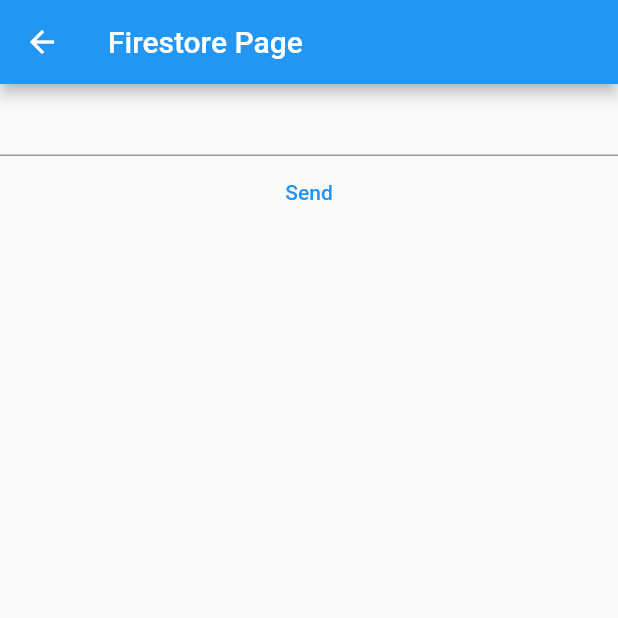
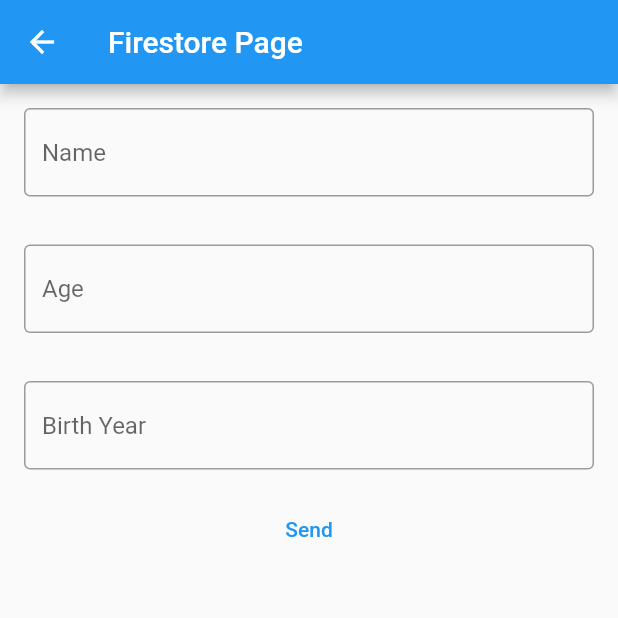
Before and after one commit to StorytellingApp/Audioasis, a Flutter app: the FirePageTest screen opened directly, after a tap on "Send", on a phone screen of 412 x 824 dp, the top half of it. Run offline on Flutter 3.47's test engine with Material 2 defaults, Android fonts, the phone set to English and light mode, and no system bars; our stand-ins replace audioplayers, cloud_firestore, email_validator, firebase_auth, firebase_core, firebase_storage; accounts and stored records are empty.

Commit message:
Added Version 1 of Firestore Reads

```diff
--- a/lib/firestore_test_page.dart
+++ b/lib/firestore_test_page.dart
@@ -17,13 +17,19 @@ class FirePageTest extends StatefulWidget {
 
 class _FirePageTestState extends State<FirePageTest> {
   final firstController = TextEditingController();
+  final secondController = TextEditingController();
+  final dateController = TextEditingController();
 
   @override
   void dispose(){
     firstController.dispose();
+    secondController.dispose();
+    dateController.dispose();
 
     super.dispose();
   }
+
+  //TODO: add validation
 
   @override
   Widget build(BuildContext context) {
@@ -36,12 +42,34 @@ class _FirePageTestState extends State<FirePageTest> {
           child: Column(
             mainAxisAlignment: MainAxisAlignment.center,
             children: [
-              TextFormField(controller: firstController,),
+              Padding(
+                padding: const EdgeInsets.all(16),
+                child: TextFormField(controller: firstController,
+                  decoration: const InputDecoration(border: OutlineInputBorder(),
+                      hintText: 'Name'),
+                ),
+              ),
+              Padding(
+                padding: const EdgeInsets.all(16),
+                child: TextFormField(controller: secondController,
+                  decoration: const InputDecoration(border: OutlineInputBorder(),
+                      hintText: 'Age'),
+                ),
+              ),
+              Padding(
+                padding: const EdgeInsets.all(16),
+                child: TextFormField(controller: dateController,
+                  decoration: const InputDecoration(border: OutlineInputBorder(),
+                      hintText: 'Birth Year'),
+                ),
+              ),
               TextButton(
                 onPressed: () {
                   final name = firstController.text.trim();
+                  final age = secondController.text.trim();
+                  final year = dateController.text.trim();
 
-                  createUser(name: name);
+                  createUser(name: name, age: age, birthYear: year);
                 },
                 child: const Text('Send'),
               ),
@@ -52,13 +80,13 @@ class _FirePageTestState extends State<FirePageTest> {
     );
   }
 
-  Future createUser({required String name}) async {
+  Future createUser({required String name, required String age, required String birthYear}) async {
     final docTest = FirebaseFirestore.instance.collection('test').doc();
 
     final json = {
       'name': name,
-      'age': 22,
-      'birthday':DateTime(2000,5,9),
+      'age': age,
+      'birthday':birthYear,
       'id': docTest.id,
     };
 
--- a/lib/utils.dart
+++ b/lib/utils.dart
@@ -13,3 +13,17 @@ class Utils {
     ..showSnackBar(snackBar);
   }
 }
+
+class PlaylistTest {
+  Map<String,String> stories = {};
+
+  void addItem({required String name, required String downloadURL}){
+    Map<String,String> temp = {name: downloadURL};
+    stories.addAll(temp);
+  }
+
+  Iterable<MapEntry<String,String>> getItems() {
+    return stories.entries;
+  }
+
+}
```
Also changed, not shown: lib/firestore_read_test.dart (added, +60 -0 lines), lib/home_page.dart (+11 -3 lines).
